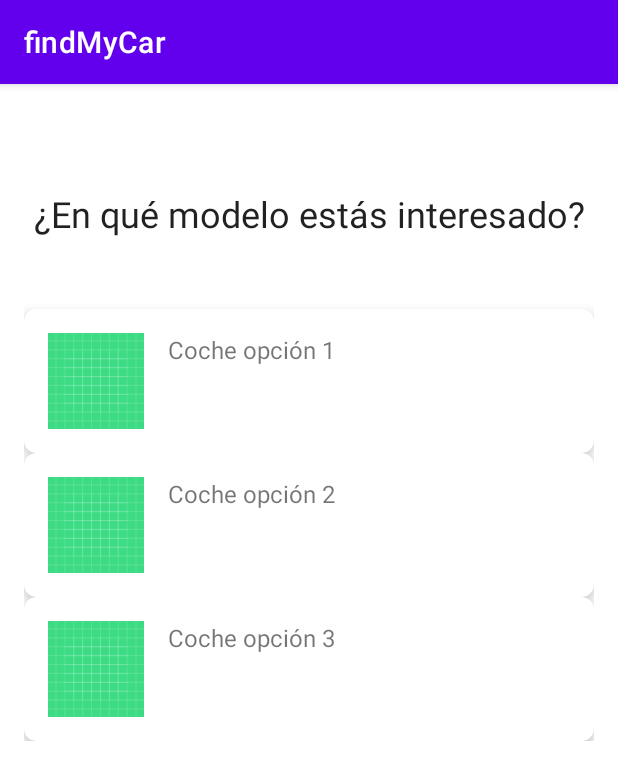
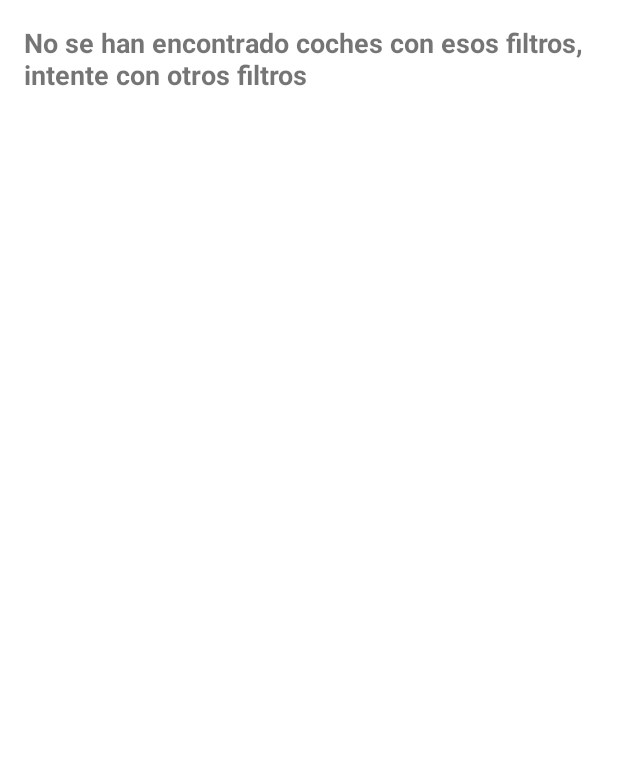
Before and after one commit to Sergio2600/findMyCar, an Android app: the ResultadosActivity screen opened directly, with no data from a screen before it, on a phone screen of 412 x 824 dp. Shown: the top 780 px of the screen. Run offline under Robolectric (Android 15) with nearby library versions, the phone set to English and light mode, and no system bars; 8 statements that could not run were skipped.

Commit message:
Sacando resultados de vehiculos filtrados por pantalla

```diff
--- a/app/src/main/AndroidManifest.xml
+++ b/app/src/main/AndroidManifest.xml
@@ -25,6 +25,12 @@
             android:name=".activities.LoginActivity"
             android:exported="false" />
         <activity
+            android:name=".activities.ResultadoAdapter"
+            android:exported="false" />
+        <activity
+            android:name=".activities.ResultadoConsulta"
+            android:exported="false" />
+        <activity
             android:name=".activities.QActivity"
             android:exported="false" />
         <activity
--- a/app/src/main/java/com/example/findmycar/activities/ResultadosActivity.java
+++ b/app/src/main/java/com/example/findmycar/activities/ResultadosActivity.java
@@ -6,12 +6,20 @@ import android.content.Intent;
 import android.database.Cursor;
 import android.database.sqlite.SQLiteDatabase;
 import android.os.Bundle;
+import android.view.View;
+import android.widget.ListView;
+import android.widget.TextView;
+
 
 import com.example.findmycar.R;
 import com.example.findmycar.activities.db.MyDatabaseHelper;
 
+import java.util.ArrayList;
+import java.util.List;
+
 public class ResultadosActivity extends AppCompatActivity {
 
+    MyDatabaseHelper controladorDB = new MyDatabaseHelper(this);
     private String valorPrecio, tipoCarroceria, tipoCombustible, valorPotencia, tipoDistintivo, valorMaletero;
 
     //Esto da problemas, no está bien hehco
@@ -22,6 +30,7 @@ public class ResultadosActivity extends AppCompatActivity {
     protected void onCreate(Bundle savedInstanceState) {
         super.onCreate(savedInstanceState);
         setContentView(R.layout.activity_resultados);
+        getSupportActionBar().hide();
 
         Intent intent = getIntent();
         valorPrecio = intent.getStringExtra("precio");
@@ -30,6 +39,18 @@ public class ResultadosActivity extends AppCompatActivity {
         valorPotencia = intent.getStringExtra("potencia");
         tipoDistintivo = intent.getStringExtra("distintivo");
         valorMaletero = intent.getStringExtra("maletero");
+
+        String[] respuestas = {valorPrecio,tipoCarroceria,tipoCombustible,valorPotencia,tipoDistintivo,valorMaletero};
+        if (respuestas != null && respuestas.length > 0 && controladorDB.buscar(respuestas) != null) {
+                ListView listView = findViewById(R.id.listViewOpciones);
+                ResultadoAdapter adapter = new ResultadoAdapter(this, controladorDB.buscar(respuestas));
+                listView.setAdapter(adapter);
+        } else {
+            TextView textViewError = findViewById(R.id.textViewError);
+            textViewError.setVisibility(View.VISIBLE);
+            textViewError.setText("No se han encontrado coches con esos filtros, intente con otros filtros");
+        }
+
 
 //TODO Por ahora no funciona, revisar conexión con bbdd conociendola
         /*
--- a/app/src/main/res/layout/activity_resultados.xml
+++ b/app/src/main/res/layout/activity_resultados.xml
@@ -1,116 +1,40 @@
-<?xml version="1.0" encoding="utf-8"?>
-<androidx.constraintlayout.widget.ConstraintLayout xmlns:android="http://schemas.android.com/apk/res/android"
-    xmlns:app="http://schemas.android.com/apk/res-auto"
-    xmlns:tools="http://schemas.android.com/tools"
-    android:layout_width="match_parent"
-    android:layout_height="match_parent"
-    tools:context=".activities.ResultadosActivity">
-
-    <TextView
-        android:id="@+id/textView"
-        android:layout_width="wrap_content"
-        android:layout_height="wrap_content"
-        android:layout_marginTop="70dp"
-        android:text="¿En qué modelo estás interesado?"
-        android:textAppearance="@style/TextAppearance.AppCompat.Large"
-        android:textSize="24dp"
-        app:layout_constraintEnd_toEndOf="parent"
-        app:layout_constraintStart_toStartOf="parent"
-        app:layout_constraintTop_toTopOf="parent" />
-
 <LinearLayout
+    xmlns:android="http://schemas.android.com/apk/res/android"
     android:layout_width="match_parent"
     android:layout_height="wrap_content"
     android:orientation="vertical"
-        android:layout_margin="16dp">
-
-        <androidx.cardview.widget.CardView
-            android:layout_width="match_parent"
+    android:padding="16dp"
+    >
+    <TextView
+        android:id="@+id/textViewError"
+        android:visibility="invisible"
+        android:layout_width="wrap_content"
         android:layout_height="wrap_content"
-            android:layout_marginTop="150dp"
-            app:cardCornerRadius="8dp"
-            app:cardElevation="4dp">
-
-            <RelativeLayout
-                android:layout_width="match_parent"
+        android:textSize="18sp"
+        android:textStyle="bold" />
+    <TextView
+        android:id="@+id/textViewMarca"
+        android:layout_width="wrap_content"
         android:layout_height="wrap_content"
-                android:padding="16dp">
-
-                <ImageView
-                    android:id="@+id/imageView1"
-                    android:layout_width="64dp"
-                    android:layout_height="64dp"
-                    android:src="@drawable/ic_launcher_background" />
+        android:textSize="18sp"
+        android:textStyle="bold" />
 
     <TextView
-                    android:id="@+id/textView1"
-                    android:layout_width="match_parent"
+        android:id="@+id/textViewModelo"
+        android:layout_width="wrap_content"
         android:layout_height="wrap_content"
-                    android:layout_toEndOf="@id/imageView1"
-                    android:layout_marginStart="16dp"
-                    android:text="Coche opción 1"
-                    android:textSize="16sp" />
-
-            </RelativeLayout>
-
-        </androidx.cardview.widget.CardView>
-
-        <androidx.cardview.widget.CardView
-            android:layout_width="match_parent"
-            android:layout_height="wrap_content"
-            app:cardCornerRadius="8dp"
-            app:cardElevation="4dp">
-
-            <RelativeLayout
-                android:layout_width="match_parent"
-                android:layout_height="wrap_content"
-                android:padding="16dp">
-
-                <ImageView
-                    android:id="@+id/imageView2"
-                    android:layout_width="64dp"
-                    android:layout_height="64dp"
-                    android:src="@drawable/ic_launcher_background" />
+        android:textSize="14sp" />
 
     <TextView
-                    android:id="@+id/textView2"
+        android:id="@+id/textViewPrecio"
+        android:layout_width="wrap_content"
+        android:layout_height="wrap_content"
+        android:textSize="16sp"
+         />
+
+    <ListView
+        android:id="@+id/listViewOpciones"
         android:layout_width="match_parent"
-                    android:layout_height="wrap_content"
-                    android:layout_toEndOf="@id/imageView2"
-                    android:layout_marginStart="16dp"
-                    android:text="Coche opción 2"
-                    android:textSize="16sp" />
+        android:layout_height="wrap_content" />
 
-            </RelativeLayout>
-
-        </androidx.cardview.widget.CardView>
-
-        <androidx.cardview.widget.CardView
-            android:layout_width="match_parent"
-            android:layout_height="wrap_content"
-            app:cardCornerRadius="8dp"
-            app:cardElevation="4dp">
-            <RelativeLayout
-                android:layout_width="match_parent"
-                android:layout_height="wrap_content"
-                android:padding="16dp">
-
-                <ImageView
-                    android:id="@+id/imageView3"
-                    android:layout_width="64dp"
-                    android:layout_height="64dp"
-                    android:src="@drawable/ic_launcher_background" />
-
-                <TextView
-                    android:id="@+id/textView3"
-                    android:layout_width="match_parent"
-                    android:layout_height="wrap_content"
-                    android:layout_toEndOf="@id/imageView3"
-                    android:layout_marginStart="16dp"
-                    android:text="Coche opción 3"
-                    android:textSize="16sp" />
-
-            </RelativeLayout>
-        </androidx.cardview.widget.CardView>
 </LinearLayout>
-</androidx.constraintlayout.widget.ConstraintLayout>
```
Also changed, not shown: app/src/main/java/com/example/findmycar/activities/db/MyDatabaseHelper.java (+75 -47 lines). Lines whose indentation alone changed are shown as unchanged.
